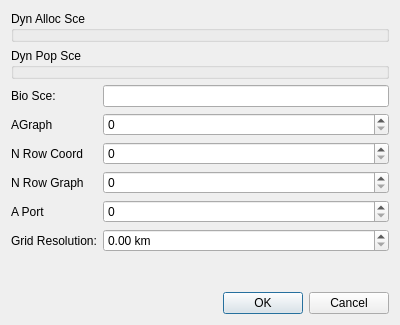
Qt form qtgui/scenariodialog.ui (frabas/DISPLACE_GUI) before a commit.
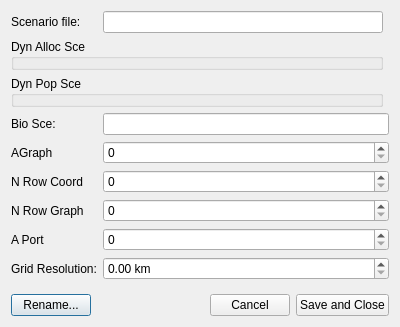
The same form after that commit.

Commit message: Gui: Save Scenario procedure and dialog reworked - Fix #35

Diff of the .ui file:
```diff
--- a/qtgui/scenariodialog.ui
+++ b/qtgui/scenariodialog.ui
@@ -7,21 +7,21 @@
     <x>0</x>
     <y>0</y>
     <width>400</width>
-    <height>325</height>
+    <height>327</height>
    </rect>
   </property>
   <property name="windowTitle">
    <string>Scenario</string>
   </property>
   <layout class="QGridLayout" name="gridLayout">
-   <item row="0" column="0" colspan="2">
-    <widget class="QGroupBox" name="group_dyn_alloc_sce">
-     <property name="title">
-      <string>Dyn Alloc Sce</string>
+   <item row="8" column="0">
+    <widget class="QLabel" name="label_5">
+     <property name="text">
+      <string>N Row Graph</string>
      </property>
     </widget>
    </item>
-   <item row="7" column="1">
+   <item row="10" column="1" colspan="2">
     <widget class="QDoubleSpinBox" name="gridres">
      <property name="suffix">
       <string> km</string>
@@ -34,90 +34,87 @@
      </property>
     </widget>
    </item>
-   <item row="6" column="1">
+   <item row="9" column="1" colspan="2">
     <widget class="QSpinBox" name="aport">
      <property name="maximum">
       <number>100000</number>
      </property>
     </widget>
    </item>
-   <item row="5" column="1">
-    <widget class="QSpinBox" name="nrowgraph">
-     <property name="maximum">
-      <number>1000000</number>
-     </property>
-    </widget>
-   </item>
-   <item row="4" column="1">
-    <widget class="QSpinBox" name="nrowcoord">
-     <property name="maximum">
-      <number>1000000</number>
-     </property>
-    </widget>
-   </item>
-   <item row="3" column="1">
-    <widget class="QSpinBox" name="agraph">
-     <property name="maximum">
-      <number>100000</number>
-     </property>
-    </widget>
-   </item>
-   <item row="5" column="0">
-    <widget class="QLabel" name="label_5">
-     <property name="text">
-      <string>N Row Graph</string>
-     </property>
-    </widget>
+   <item row="12" column="0" colspan="3">
+    <layout class="QHBoxLayout" name="horizontalLayout">
+     <item>
+      <widget class="QPushButton" name="rename">
+       <property name="text">
+        <string>Rename...</string>
+       </property>
+      </widget>
+     </item>
+     <item>
+      <spacer name="horizontalSpacer">
+       <property name="orientation">
+        <enum>Qt::Horizontal</enum>
+       </property>
+       <property name="sizeHint" stdset="0">
+        <size>
+         <width>40</width>
+         <height>20</height>
+        </size>
+       </property>
+      </spacer>
+     </item>
+     <item>
+      <widget class="QPushButton" name="cancel">
+       <property name="text">
+        <string>Cancel</string>
+       </property>
+      </widget>
+     </item>
+     <item>
+      <widget class="QPushButton" name="apply">
+       <property name="text">
+        <string>Save and Close</string>
+       </property>
+      </widget>
+     </item>
+    </layout>
    </item>
    <item row="6" column="0">
+    <widget class="QLabel" name="label_4">
+     <property name="text">
+      <string>AGraph</string>
+     </property>
+    </widget>
+   </item>
+   <item row="9" column="0">
     <widget class="QLabel" name="label_6">
      <property name="text">
       <string>A Port</string>
      </property>
     </widget>
    </item>
-   <item row="7" column="0">
+   <item row="10" column="0">
     <widget class="QLabel" name="label_7">
      <property name="text">
       <string>Grid Resolution:</string>
      </property>
     </widget>
    </item>
-   <item row="4" column="0">
+   <item row="7" column="0">
     <widget class="QLabel" name="label_8">
      <property name="text">
       <string>N Row Coord</string>
      </property>
     </widget>
    </item>
-   <item row="9" column="0" colspan="2">
-    <widget class="QDialogButtonBox" name="buttonBox">
-     <property name="orientation">
-      <enum>Qt::Horizontal</enum>
+   <item row="7" column="1" colspan="2">
+    <widget class="QSpinBox" name="nrowcoord">
+     <property name="maximum">
+      <number>1000000</number>
      </property>
-     <property name="standardButtons">
-      <set>QDialogButtonBox::Cancel|QDialogButtonBox::Ok</set>
-     </property>
     </widget>
    </item>
-   <item row="2" column="0">
-    <widget class="QLabel" name="label_3">
-     <property name="text">
-      <string>Bio Sce:</string>
-     </property>
-    </widget>
-   </item>
-   <item row="3" column="0">
-    <widget class="QLabel" name="label_4">
-     <property name="text">
-      <string>AGraph</string>
-     </property>
-    </widget>
-   </item>
-   <item row="2" column="1">
-    <widget class="QLineEdit" name="biol_sce"/>
-   </item>
-   <item row="8" column="1">
+   <item row="11" column="1">
     <spacer name="verticalSpacer">
      <property name="orientation">
       <enum>Qt::Vertical</enum>
@@ -130,13 +127,54 @@
      </property>
     </spacer>
    </item>
-   <item row="1" column="0" colspan="2">
+   <item row="6" column="1" colspan="2">
+    <widget class="QSpinBox" name="agraph">
+     <property name="maximum">
+      <number>100000</number>
+     </property>
+    </widget>
+   </item>
+   <item row="5" column="0">
+    <widget class="QLabel" name="label_3">
+     <property name="text">
+      <string>Bio Sce:</string>
+     </property>
+    </widget>
+   </item>
+   <item row="5" column="1" colspan="2">
+    <widget class="QLineEdit" name="biol_sce"/>
+   </item>
+   <item row="8" column="1" colspan="2">
+    <widget class="QSpinBox" name="nrowgraph">
+     <property name="maximum">
+      <number>1000000</number>
+     </property>
+    </widget>
+   </item>
+   <item row="2" column="0">
+    <widget class="QLabel" name="label">
+     <property name="text">
+      <string>Scenario file:</string>
+     </property>
+    </widget>
+   </item>
+   <item row="2" column="1">
+    <widget class="QLineEdit" name="scenarioPath"/>
+   </item>
+   <item row="4" column="0" colspan="2">
     <widget class="QGroupBox" name="group_dyn_pop_sce">
      <property name="title">
       <string>Dyn Pop Sce</string>
      </property>
     </widget>
    </item>
+   <item row="3" column="0" colspan="2">
+    <widget class="QGroupBox" name="group_dyn_alloc_sce">
+     <property name="title">
+      <string>Dyn Alloc Sce</string>
+     </property>
+    </widget>
+   </item>
   </layout>
  </widget>
  <tabstops>
```
Left out of the diff: 24 changed lines with no effect on the pictures. The commit also changes 6 other files.
